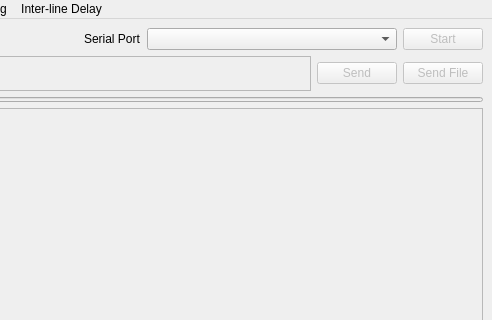
cronblocks/eserial-qt, file main_window.ui: the form before one commit; both pictures show x 308 to 800 and y 0 to 320 of the 800 by 646 pixel window.
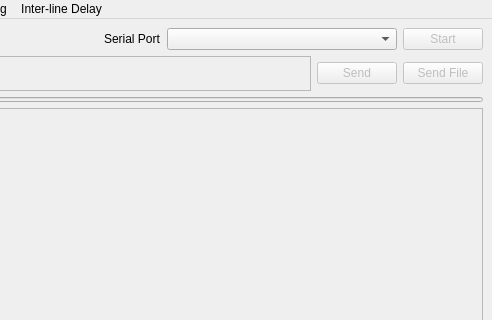
The form after the commit.

Commit message: Changing min width for port name

Diff of the .ui file:
```diff
--- a/main_window.ui
+++ b/main_window.ui
@@ -62,7 +62,7 @@
        <widget class="QComboBox" name="serialPortComboBox">
         <property name="minimumSize">
          <size>
-          <width>250</width>
+          <width>230</width>
           <height>0</height>
          </size>
         </property>
```
